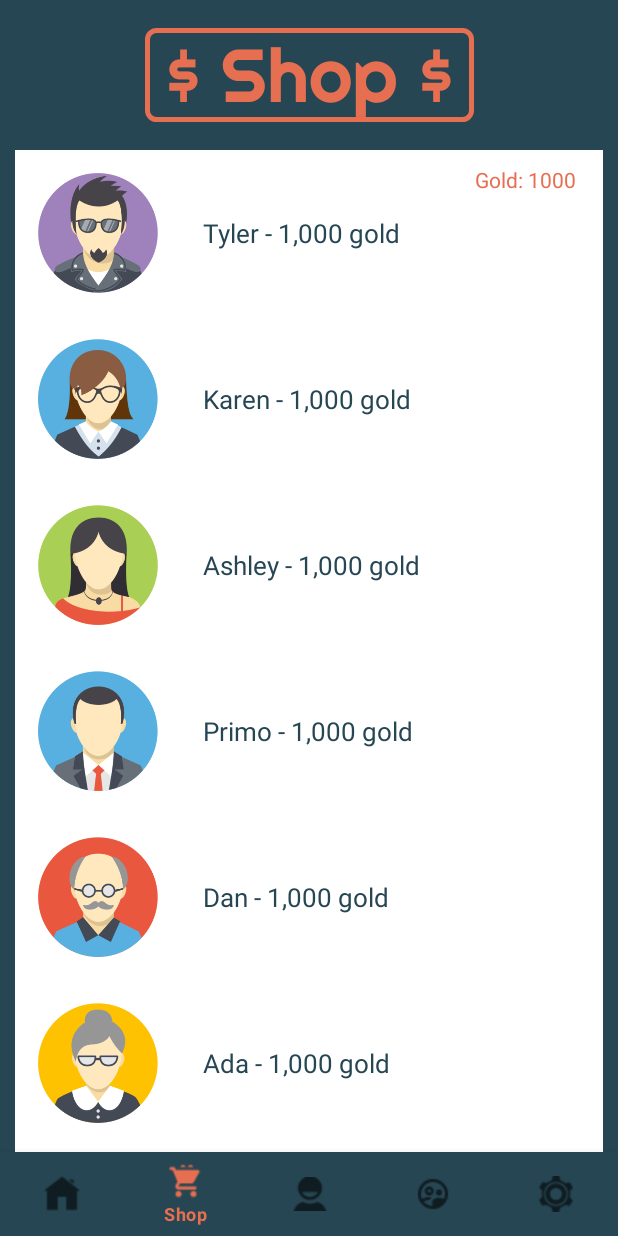
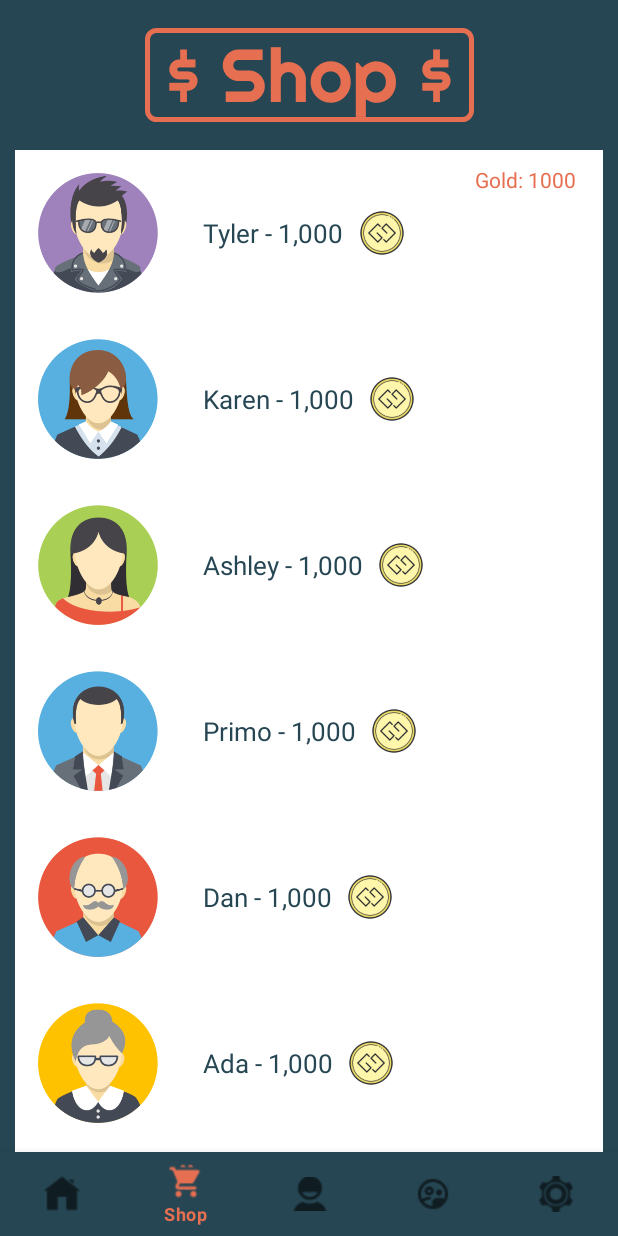
Before and after one commit to Cradle-Boys/Healthy-v7, an Android app: the screen it shows after launch once a user with an empty profile is signed in (HomeActivity), item 2 of the bottom bar chosen, on a phone screen of 412 x 824 dp. Run offline under Robolectric (Android 15) with nearby library versions, the phone set to English and light mode, and no system bars; our stand-ins replace Firebase (no records; nobody signed in at launch, a user with empty details on screens opened directly); Roboto replaces fonts that are not available here.

Commit message:
added gold coin for shop

```diff
--- a/app/src/main/java/com/example/healthy_v_7/HomeActivity.java
+++ b/app/src/main/java/com/example/healthy_v_7/HomeActivity.java
@@ -399,5 +399,4 @@ public class HomeActivity extends AppCompatActivity implements SensorEventListen
 
     }
 
-
 }
--- a/app/src/main/java/com/example/healthy_v_7/model/ShopData.java
+++ b/app/src/main/java/com/example/healthy_v_7/model/ShopData.java
@@ -11,14 +11,14 @@ public class ShopData {
 
     public static ArrayList<String> mImageTexts = new ArrayList<String>() {
         {
-            add("Tyler - 1,000 gold");
-            add("Karen - 1,000 gold");
-            add("Ashley - 1,000 gold");
-            add("Primo - 1,000 gold");
-            add("Dan - 1,000 gold");
-            add("Ada - 1,000 gold");
-            add("Jorge - 1,000 gold");
-            add("Obi - 1,000 gold");
+            add("Tyler - 1,000");
+            add("Karen - 1,000");
+            add("Ashley - 1,000");
+            add("Primo - 1,000");
+            add("Dan - 1,000");
+            add("Ada - 1,000");
+            add("Jorge - 1,000");
+            add("Obi - 1,000");
         }
     };
     public static ArrayList<Integer> mImages = new ArrayList<Integer>() {
--- a/app/src/main/java/com/example/healthy_v_7/panels/ShopFragment.java
+++ b/app/src/main/java/com/example/healthy_v_7/panels/ShopFragment.java
@@ -13,6 +13,7 @@ import android.view.LayoutInflater;
 import android.view.View;
 import android.view.ViewGroup;
 import android.widget.TextView;
+import android.widget.Toast;
 
 import com.example.healthy_v_7.R;
 import com.example.healthy_v_7.helper.ShopRecyclerViewAdapter;
@@ -90,6 +91,17 @@ public class ShopFragment extends Fragment {
         recyclerView.setAdapter(adapter);
         recyclerView.setLayoutManager(new LinearLayoutManager(getContext()));
 
+        prefListener =
+                new SharedPreferences.OnSharedPreferenceChangeListener() {
+                    public void onSharedPreferenceChanged(SharedPreferences prefs,
+                                                          String key) {
+                        if (key.equals("totalGold")) {
+                            goldTextView.setText("Gold: "+sharedPreferences.getInt("totalGold",0));
+                        }
+                    }
+                };
+        sharedPreferences.registerOnSharedPreferenceChangeListener(prefListener);
+
         return rootView;
     }
 }
--- a/app/src/main/res/layout/layout_list_item_shop.xml
+++ b/app/src/main/res/layout/layout_list_item_shop.xml
@@ -9,6 +9,14 @@
         android:layout_height="80dp"
         android:id="@+id/image"
         android:src="@drawable/ic_launcher_foreground"/>
+    <ImageView
+        android:layout_width="40dp"
+        android:layout_height="40dp"
+        android:id="@+id/cash_image"
+        android:layout_centerVertical="true"
+        android:src="@drawable/ic_gold_coin"
+        android:layout_marginLeft="5dp"
+        android:layout_toRightOf="@id/image_name"/>
     <TextView
         android:layout_width="wrap_content"
         android:layout_height="wrap_content"
```
Also changed, not shown: app/src/main/res/drawable/ic_cash.png (added), app/src/main/res/drawable/ic_gold_coin.png (added), 186 other files.
